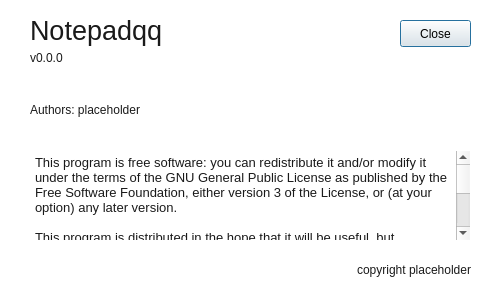
Above: src/ui/frmabout.ui from notepadqq/notepadqq before the change. Below: the same form after it.
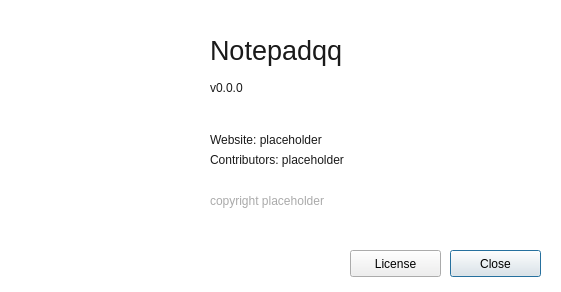
That is the form after the change. Icons and pictures are not drawn.

Commit message: New about window

```diff
--- a/src/ui/frmabout.ui
+++ b/src/ui/frmabout.ui
@@ -9,8 +9,8 @@
    <rect>
     <x>0</x>
     <y>0</y>
-    <width>496</width>
-    <height>290</height>
+    <width>561</width>
+    <height>292</height>
    </rect>
   </property>
   <property name="windowTitle">
@@ -26,47 +26,12 @@
   <property name="modal">
    <bool>true</bool>
   </property>
-  <widget class="QTextEdit" name="txtGpl">
-   <property name="geometry">
-    <rect>
-     <x>30</x>
-     <y>150</y>
-     <width>441</width>
-     <height>91</height>
-    </rect>
-   </property>
-   <property name="styleSheet">
-    <string notr="true">QTextEdit, QScrollBar { background-color: rgba(255, 255, 255, 0);
-color: rgb(26, 26, 26);
-}</string>
-   </property>
-   <property name="frameShadow">
-    <enum>QFrame::Plain</enum>
-   </property>
-   <property name="undoRedoEnabled">
-    <bool>false</bool>
-   </property>
-   <property name="readOnly">
-    <bool>true</bool>
-   </property>
-   <property name="html">
-    <string notr="true">&lt;!DOCTYPE HTML PUBLIC &quot;-//W3C//DTD HTML 4.0//EN&quot; &quot;http://www.w3.org/TR/REC-html40/strict.dtd&quot;&gt;
-&lt;html&gt;&lt;head&gt;&lt;meta name=&quot;qrichtext&quot; content=&quot;1&quot; /&gt;&lt;style type=&quot;text/css&quot;&gt;
-p, li { white-space: pre-wrap; }
-&lt;/style&gt;&lt;/head&gt;&lt;body style=&quot; font-family:'Ubuntu'; font-size:11pt; font-weight:400; font-style:normal;&quot;&gt;
-&lt;p style=&quot; margin-top:12px; margin-bottom:0px; margin-left:0px; margin-right:0px; -qt-block-indent:0; text-indent:0px;&quot;&gt;&lt;span style=&quot; font-size:10pt;&quot;&gt;This program is free software: you can redistribute it and/or modify it under the terms of the GNU General Public License as published by the Free Software Foundation, either version 3 of the License, or (at your option) any later version.&lt;/span&gt;&lt;/p&gt;
-&lt;p style=&quot;-qt-paragraph-type:empty; margin-top:0px; margin-bottom:0px; margin-left:0px; margin-right:0px; -qt-block-indent:0; text-indent:0px; font-size:10pt;&quot;&gt;&lt;br /&gt;&lt;/p&gt;
-&lt;p style=&quot; margin-top:0px; margin-bottom:0px; margin-left:0px; margin-right:0px; -qt-block-indent:0; text-indent:0px;&quot;&gt;&lt;span style=&quot; font-size:10pt;&quot;&gt;This program is distributed in the hope that it will be useful, but WITHOUT ANY WARRANTY; without even the implied warranty of MERCHANTABILITY or FITNESS FOR A PARTICULAR PURPOSE. See the GNU General Public License for more details.&lt;/span&gt;&lt;/p&gt;
-&lt;p style=&quot;-qt-paragraph-type:empty; margin-top:0px; margin-bottom:0px; margin-left:0px; margin-right:0px; -qt-block-indent:0; text-indent:0px; font-size:10pt;&quot;&gt;&lt;br /&gt;&lt;/p&gt;
-&lt;p style=&quot; margin-top:0px; margin-bottom:0px; margin-left:0px; margin-right:0px; -qt-block-indent:0; text-indent:0px;&quot;&gt;&lt;span style=&quot; font-size:10pt;&quot;&gt;You should have received a copy of the GNU General Public License along with this program. If not, see &amp;lt;http://www.gnu.org/licenses/&amp;gt;.&lt;/span&gt;&lt;/p&gt;&lt;/body&gt;&lt;/html&gt;</string>
-   </property>
-  </widget>
   <widget class="QPushButton" name="pushButton">
    <property name="geometry">
     <rect>
-     <x>400</x>
-     <y>20</y>
-     <width>71</width>
+     <x>450</x>
+     <y>250</y>
+     <width>91</width>
      <height>27</height>
     </rect>
    </property>
@@ -74,56 +39,28 @@
     <string>Close</string>
    </property>
   </widget>
-  <widget class="QWidget" name="horizontalLayoutWidget">
-   <property name="geometry">
-    <rect>
-     <x>30</x>
-     <y>100</y>
-     <width>381</width>
-     <height>21</height>
-    </rect>
-   </property>
-   <layout class="QHBoxLayout" name="horizontalLayout">
-    <item>
-     <widget class="QLabel" name="lblContributors">
-      <property name="styleSheet">
-       <string notr="true">QLabel {color: rgb(26, 26, 26);}</string>
-      </property>
-      <property name="text">
-       <string notr="true">&lt;html&gt;&lt;head/&gt;&lt;body&gt;&lt;p&gt;Authors: placeholder&lt;/p&gt;&lt;/body&gt;&lt;/html&gt;</string>
-      </property>
-      <property name="textInteractionFlags">
-       <set>Qt::LinksAccessibleByMouse|Qt::TextSelectableByMouse</set>
-      </property>
-     </widget>
-    </item>
-   </layout>
-  </widget>
   <widget class="QLabel" name="lblCopyright">
    <property name="geometry">
     <rect>
-     <x>30</x>
-     <y>260</y>
-     <width>441</width>
-     <height>20</height>
+     <x>210</x>
+     <y>190</y>
+     <width>311</width>
+     <height>21</height>
     </rect>
    </property>
    <property name="styleSheet">
-    <string notr="true">QLabel {color: rgb(26, 26, 26);}</string>
+    <string notr="true">QLabel {color: rgb(170, 170, 170);}</string>
    </property>
    <property name="text">
     <string notr="true">copyright placeholder</string>
    </property>
-   <property name="alignment">
-    <set>Qt::AlignRight|Qt::AlignTrailing|Qt::AlignVCenter</set>
-   </property>
   </widget>
   <widget class="QLabel" name="lblVersion">
    <property name="geometry">
     <rect>
-     <x>30</x>
-     <y>50</y>
-     <width>131</width>
+     <x>210</x>
+     <y>80</y>
+     <width>211</width>
      <height>16</height>
     </rect>
    </property>
@@ -140,9 +77,9 @@
   <widget class="QLabel" name="lblName">
    <property name="geometry">
     <rect>
-     <x>30</x>
-     <y>10</y>
-     <width>171</width>
+     <x>210</x>
+     <y>30</y>
+     <width>221</width>
      <height>41</height>
     </rect>
    </property>
@@ -158,6 +95,88 @@
     <string notr="true">Notepadqq</string>
    </property>
   </widget>
+  <widget class="QPushButton" name="btnLicense">
+   <property name="geometry">
+    <rect>
+     <x>350</x>
+     <y>250</y>
+     <width>91</width>
+     <height>27</height>
+    </rect>
+   </property>
+   <property name="text">
+    <string>License</string>
+   </property>
+  </widget>
+  <widget class="QLabel" name="label">
+   <property name="geometry">
+    <rect>
+     <x>20</x>
+     <y>30</y>
+     <width>150</width>
+     <height>150</height>
+    </rect>
+   </property>
+   <property name="text">
+    <string notr="true"/>
+   </property>
+   <property name="pixmap">
+    <pixmap resource="resources.qrc">:/icons/icons/notepadqq.svg</pixmap>
+   </property>
+   <property name="scaledContents">
+    <bool>true</bool>
+   </property>
+  </widget>
+  <widget class="QLabel" name="lblWebsite">
+   <property name="geometry">
+    <rect>
+     <x>210</x>
+     <y>130</y>
+     <width>299</width>
+     <height>21</height>
+    </rect>
+   </property>
+   <property name="styleSheet">
+    <string notr="true">QLabel {color: rgb(26, 26, 26);}</string>
+   </property>
+   <property name="text">
+    <string notr="true">&lt;html&gt;&lt;head/&gt;&lt;body&gt;&lt;p&gt;Website: placeholder&lt;/p&gt;&lt;/body&gt;&lt;/html&gt;</string>
+   </property>
+   <property name="openExternalLinks">
+    <bool>true</bool>
+   </property>
+   <property name="textInteractionFlags">
+    <set>Qt::LinksAccessibleByMouse|Qt::TextSelectableByMouse</set>
+   </property>
+  </widget>
+  <widget class="QLabel" name="lblContributors">
+   <property name="geometry">
+    <rect>
+     <x>210</x>
+     <y>150</y>
+     <width>301</width>
+     <height>21</height>
+    </rect>
+   </property>
+   <property name="styleSheet">
+    <string notr="true">QLabel {color: rgb(26, 26, 26);}</string>
+   </property>
+   <property name="text">
+    <string notr="true">&lt;html&gt;&lt;head/&gt;&lt;body&gt;&lt;p&gt;Contributors: placeholder&lt;/p&gt;&lt;/body&gt;&lt;/html&gt;</string>
+   </property>
+   <property name="textInteractionFlags">
+    <set>Qt::LinksAccessibleByMouse|Qt::TextSelectableByMouse</set>
+   </property>
+  </widget>
+  <zorder>pushButton</zorder>
+  <zorder>lblCopyright</zorder>
+  <zorder>lblVersion</zorder>
+  <zorder>lblName</zorder>
+  <zorder>lblContributors</zorder>
+  <zorder>btnLicense</zorder>
+  <zorder>label</zorder>
+  <zorder>lblWebsite</zorder>
+  <zorder>lblContributors</zorder>
  </widget>
  <resources>
   <include location="resources.qrc"/>
```
The commit also changes 7 other files.
